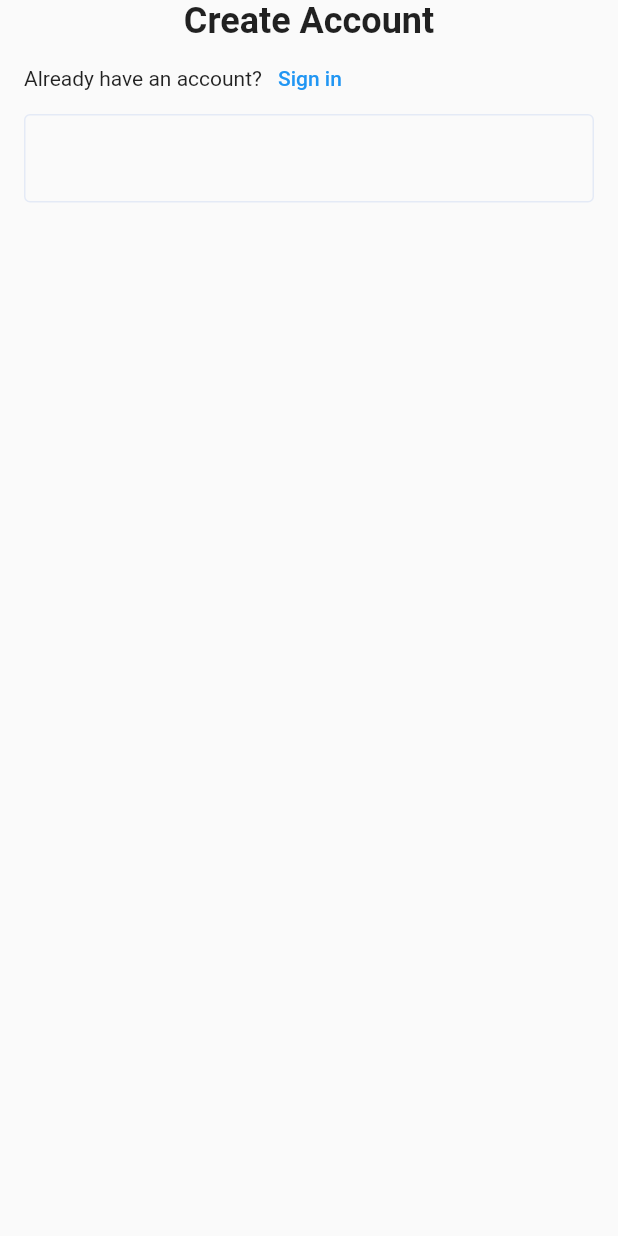
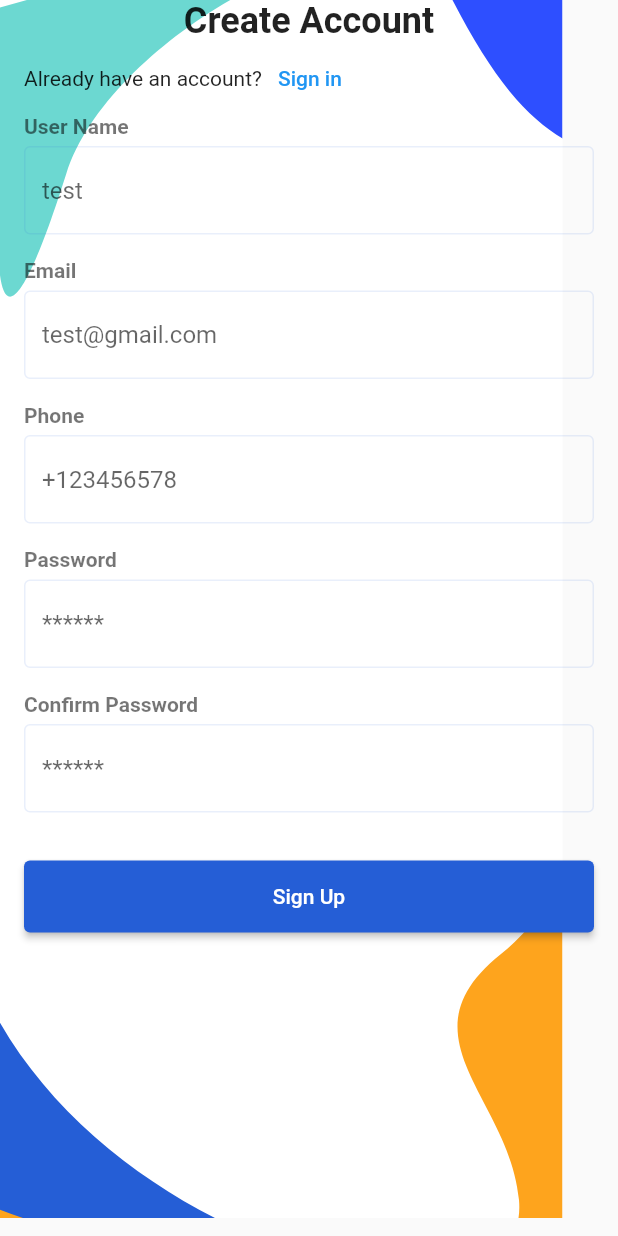
Before and after one commit to iamthejahid/mimic-of-flutter-way, a Flutter app: the screen it shows after launch, after a tap on "Sign up.", on a phone screen of 412 x 824 dp. Run offline on Flutter 3.47's test engine with Material 2 defaults, Android fonts, the light colour scheme and no system bars; our stand-ins replace flutter_svg.

Commit message:
registration app

```diff
--- a/docs_list/lib/constants.dart
+++ b/docs_list/lib/constants.dart
@@ -10,7 +10,7 @@ const backGroundColor = Color(0xFFe6eff9);
 
 const redColor = Color(0xFFE85050);
 
-OutlineInputBorder textFormField = OutlineInputBorder(
+OutlineInputBorder textFormFieldBorder = OutlineInputBorder(
   borderSide: BorderSide(
     color: primaryColor.withOpacity(0.1),
   ),
--- a/docs_list/lib/main.dart
+++ b/docs_list/lib/main.dart
@@ -16,10 +16,21 @@ class MyApp extends StatelessWidget {
     return MaterialApp(
       title: 'Flutter Demo',
       theme: ThemeData(
-          primarySwatch: Colors.blue,
-          elevatedButtonTheme: ElevatedButtonThemeData(
-              style: TextButton.styleFrom(
-                  padding: const EdgeInsets.all(defaultPadding)))),
+        primarySwatch: Colors.blue,
+        primaryColor: primaryColor,
+        textTheme: Theme.of(context).textTheme.apply(displayColor: textColor),
+        elevatedButtonTheme: ElevatedButtonThemeData(
+          style: TextButton.styleFrom(
+            backgroundColor: primaryColor,
+            padding: const EdgeInsets.all(defaultPadding),
+          ),
+        ),
+        inputDecorationTheme: InputDecorationTheme(
+          border: textFormFieldBorder,
+          enabledBorder: textFormFieldBorder,
+          focusedBorder: textFormFieldBorder,
+        ),
+      ),
       home: const WelcomeScreen(),
     );
   }
--- a/docs_list/lib/signup_page.dart
+++ b/docs_list/lib/signup_page.dart
@@ -1,5 +1,6 @@
 import 'package:docs_list/constants.dart';
 import 'package:flutter/material.dart';
+import 'package:flutter_svg/flutter_svg.dart';
 
 class SignUpPage extends StatelessWidget {
   const SignUpPage({Key? key}) : super(key: key);
@@ -7,8 +8,11 @@ class SignUpPage extends StatelessWidget {
   @override
   Widget build(BuildContext context) {
     return Scaffold(
-      body: SafeArea(
-          child: Padding(
+      body: Stack(
+        children: [
+          SvgPicture.asset("assets/icons/Sign_Up_bg.svg"),
+          SafeArea(
+              child: SingleChildScrollView(
             padding: const EdgeInsets.symmetric(horizontal: defaultPadding),
             child: Column(
               children: [
@@ -25,21 +29,96 @@ class SignUpPage extends StatelessWidget {
                     TextButton(onPressed: () {}, child: const Text("Sign in"))
                   ],
                 ),
-            Form(
-                child: Column(
-              children: [
-                TextFormField(
-                  decoration: InputDecoration(
-                    border: textFormField,
-                    enabledBorder: textFormField,
-                    focusedBorder: textFormField,
-                  ),
-                ),
-              ],
-            ))
+                const SignUpForm()
               ],
             ),
           )),
+        ],
+      ),
     );
   }
 }
+
+class SignUpForm extends StatelessWidget {
+  const SignUpForm({
+    Key? key,
+  }) : super(key: key);
+
+  @override
+  Widget build(BuildContext context) {
+    return Form(
+        child: SingleChildScrollView(
+      child: Column(
+        crossAxisAlignment: CrossAxisAlignment.start,
+        children: [
+          const TextFieldNamed(
+            text: "User Name",
+          ),
+          TextFormField(
+            decoration: const InputDecoration(hintText: "test"),
+          ),
+          const SizedBox(height: defaultPadding),
+          const TextFieldNamed(
+            text: "Email",
+          ),
+          TextFormField(
+            keyboardType: TextInputType.emailAddress,
+            decoration: const InputDecoration(hintText: "test@gmail.com "),
+          ),
+          const SizedBox(height: defaultPadding),
+          const TextFieldNamed(
+            text: "Phone",
+          ),
+          TextFormField(
+            keyboardType: TextInputType.phone,
+            decoration: const InputDecoration(hintText: "+123456578"),
+          ),
+          const SizedBox(height: defaultPadding),
+          const TextFieldNamed(
+            text: "Password",
+          ),
+          TextFormField(
+            obscureText: true,
+            decoration: const InputDecoration(hintText: "******"),
+          ),
+          const SizedBox(height: defaultPadding),
+          const TextFieldNamed(
+            text: "Confirm Password",
+          ),
+          TextFormField(
+            obscureText: true,
+            decoration: const InputDecoration(hintText: "******"),
+          ),
+          const SizedBox(height: defaultPadding * 2),
+          SizedBox(
+            width: double.infinity,
+            child: ElevatedButton(
+              onPressed: () {},
+              child: const Text('Sign Up'),
+            ),
+          )
+        ],
+      ),
+    ));
+  }
+}
+
+class TextFieldNamed extends StatelessWidget {
+  final String text;
+  const TextFieldNamed({
+    required this.text,
+    Key? key,
+  }) : super(key: key);
+
+  @override
+  Widget build(BuildContext context) {
+    return Padding(
+      padding: const EdgeInsets.only(bottom: defaultPadding / 3),
+      child: Text(
+        text,
+        style:
+            const TextStyle(fontWeight: FontWeight.w600, color: Colors.black54),
+      ),
+    );
+  }
+}
```
Lines whose indentation alone changed are shown as unchanged.
